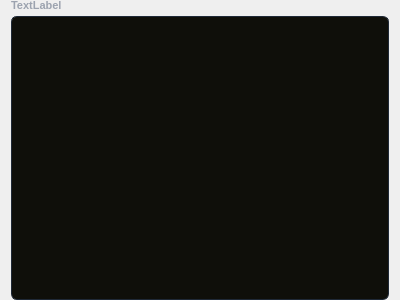
The window that src/component/linetextinput.ui (Keypr-org/qt_client) describes before a commit, drawn with Qt 5.
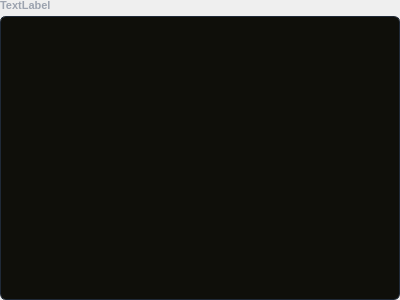
The same window after the commit.

```diff
--- a/src/component/linetextinput.ui
+++ b/src/component/linetextinput.ui
@@ -22,9 +22,15 @@
 }</string>
   </property>
   <layout class="QVBoxLayout" name="verticalLayout_2">
+   <property name="leftMargin">
+    <number>0</number>
+   </property>
    <property name="topMargin">
     <number>0</number>
    </property>
+   <property name="rightMargin">
+    <number>0</number>
+   </property>
    <property name="bottomMargin">
     <number>0</number>
    </property>
```
